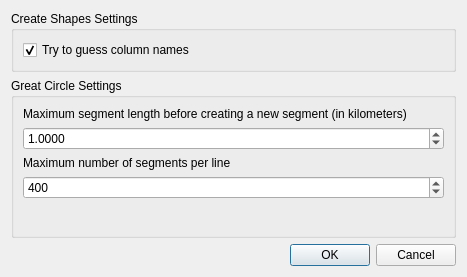
First picture: the form in settings.ui, repository NationalSecurityAgency/qgis-shapetools-plugin, before the edit.
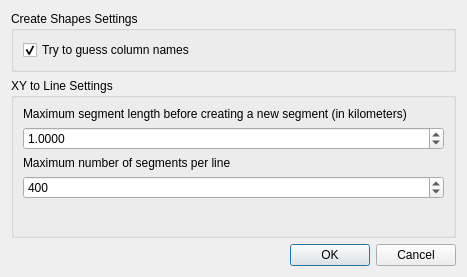
Second picture: the form after the edit.

The edit to the form file:
```diff
--- a/settings.ui
+++ b/settings.ui
@@ -39,7 +39,7 @@
    <item>
     <widget class="QGroupBox" name="groupBox_2">
      <property name="title">
-      <string>Great Circle Settings</string>
+      <string>XY to Line Settings</string>
      </property>
      <layout class="QVBoxLayout" name="verticalLayout_3">
       <item>
```
